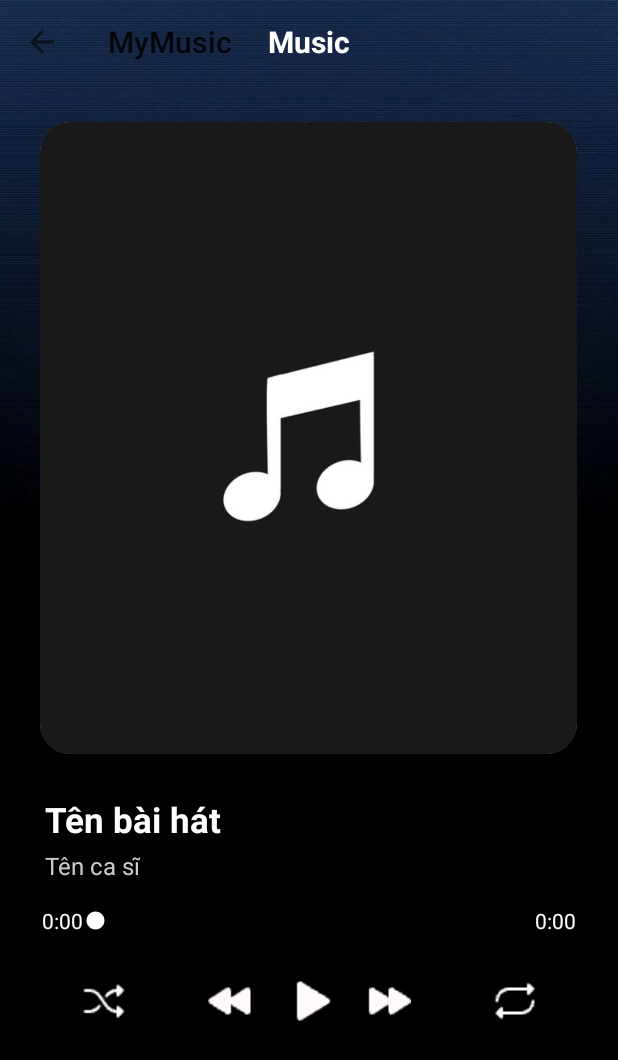
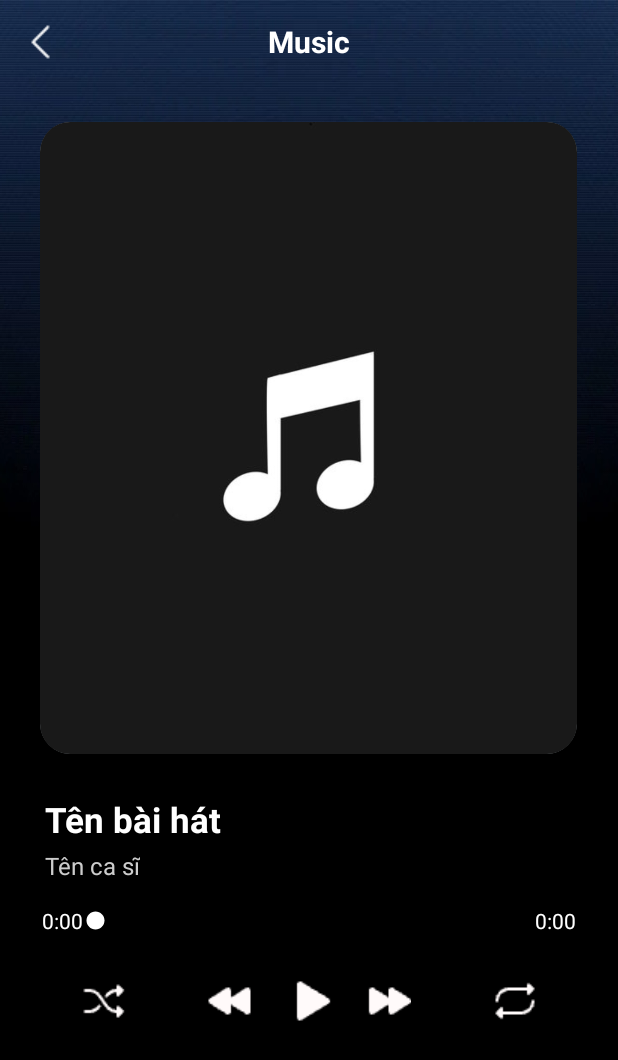
Before and after one commit to chanhdangcom/mobile-developer, an Android app: the PlayMusicActivity screen opened directly, with no data from a screen before it, on a phone screen of 412 x 824 dp. Shown: the top 1060 px of the screen. Run offline under Robolectric (Android 15) with nearby library versions, the light colour scheme and no system bars; network calls fail; pictures from the network do not load; 2 statements that could not run were skipped.

Commit message:
feat(PlayMusicActivity): hide title in action bar and set navigation icon for better UI experience style(activity_main.xml): simplify margins for nowPlayingToolbar and add tv_timeSong TextView for song duration display

```diff
--- a/app/src/main/java/com/ngdat/mymusic/Activity/PlayMusicActivity.java
+++ b/app/src/main/java/com/ngdat/mymusic/Activity/PlayMusicActivity.java
@@ -111,6 +111,8 @@ public class PlayMusicActivity extends AppCompatActivity implements MusicService
 
         setSupportActionBar(toobarPlayNhac);
         getSupportActionBar().setDisplayHomeAsUpEnabled(true);
+        getSupportActionBar().setDisplayShowTitleEnabled(false); // Ẩn chữ "MyMusic"
+        toobarPlayNhac.setNavigationIcon(R.drawable.iconback);
         toobarPlayNhac.setNavigationOnClickListener(v -> onBackPressed());
     }
 
@@ -228,7 +230,7 @@ public class PlayMusicActivity extends AppCompatActivity implements MusicService
                 .placeholder(R.drawable.no_music)
                 .error(R.drawable.iconfloatingactionbutton)
                 .into(imgSong);
-        tvCustomTitle.setText(baiHat.getTenBaiHat());
+
     }
 
     private void GetDataFromIntent() {
```
Also changed, not shown: app/src/main/res/layout/activity_main.xml (+9 -4 lines).
